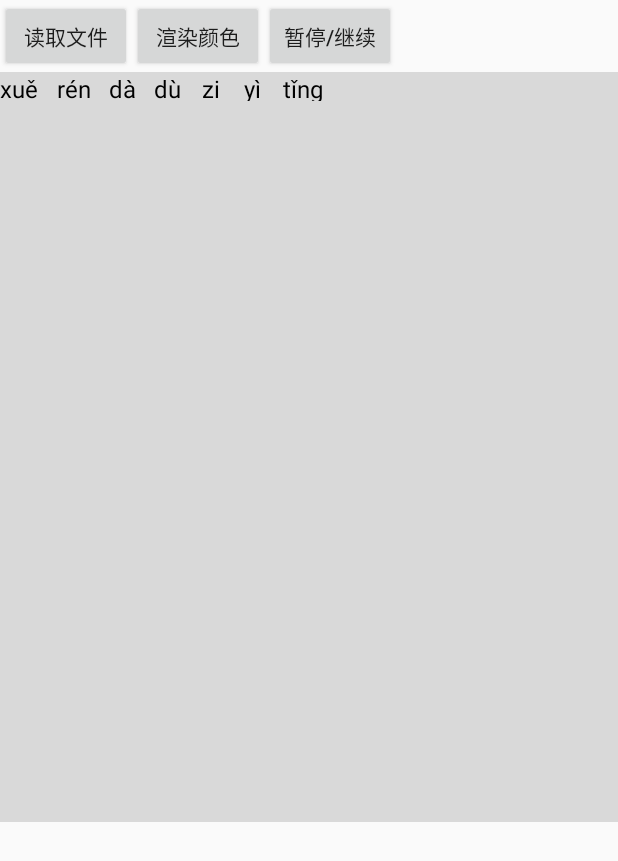
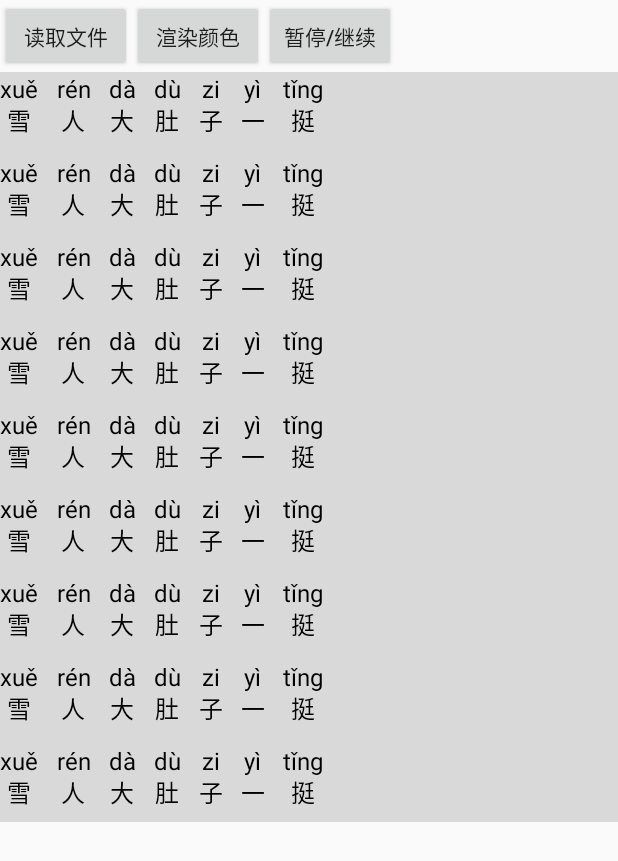
Before and after one commit to DaiHangLin/TinyPingyinTextview, an Android app: the screen it shows after launch (SecondActivity), on a phone screen of 412 x 824 dp. Shown: the top 861 px of the screen. Run offline under Robolectric (Android 15) with nearby library versions, the phone set to English and light mode, and no system bars; our stand-ins replace RxJava.

Commit message:
描述: 暂时不能使用wrap_content 测试场景: 无

```diff
--- a/app/src/main/res/layout/activity_second.xml
+++ b/app/src/main/res/layout/activity_second.xml
@@ -43,7 +43,7 @@
             <com.explore.lin.test.view.TinyPingYinView
                 android:id="@+id/tv"
                 android:layout_width="match_parent"
-                android:layout_height="wrap_content"
+                android:layout_height="3000dp"
                 />
         </LinearLayout>
 
```
Also changed, not shown: app/src/main/java/com/explore/lin/test/view/TinyPingYinView.java (+2 -6 lines).
